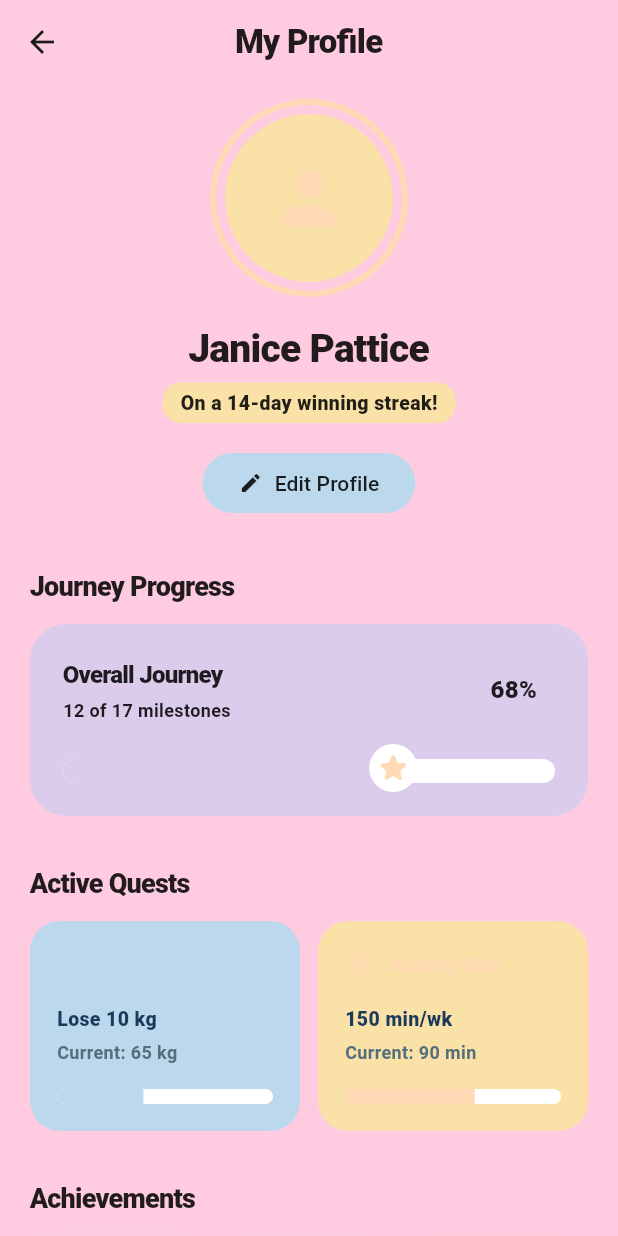
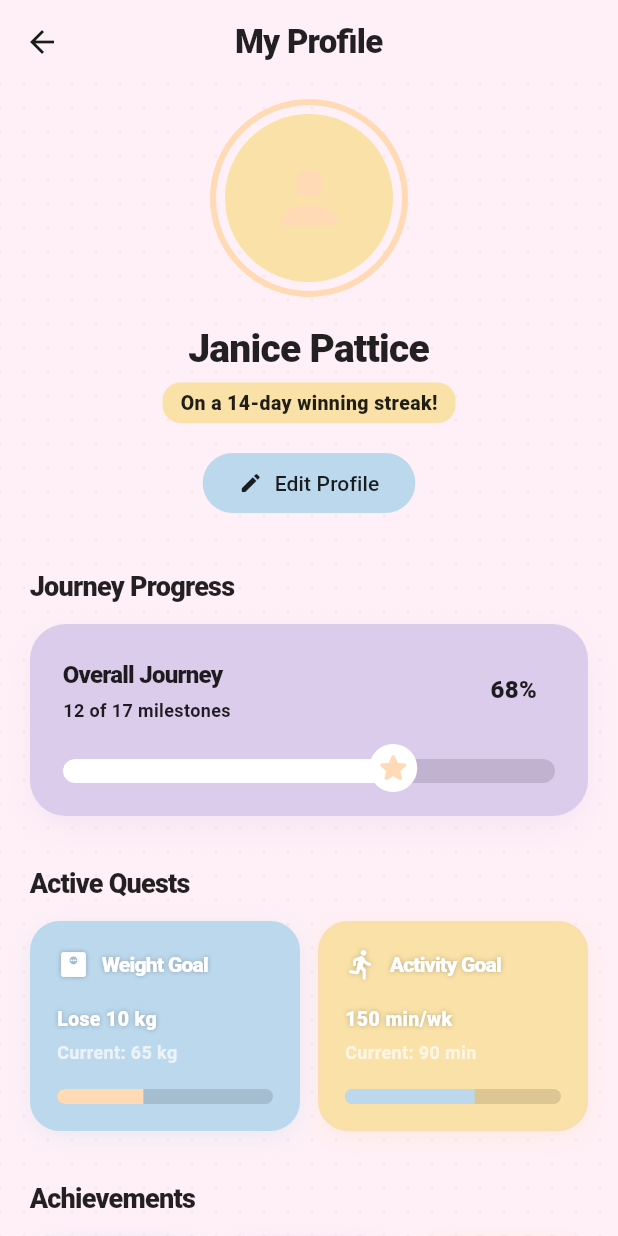
Before and after one commit to KesarPP/DPPHealis, a Flutter app: the ProfileScreen screen opened directly, on a phone screen of 412 x 824 dp. Run offline on Flutter 3.47's test engine with Material 3 defaults, Android fonts, the phone set to English and light mode, and no system bars; our stand-ins replace font_awesome_flutter, local_auth, webview_flutter.

Commit message:
Refine profile and sessions UI with contrast, shadows, and correct progress bar directions

```diff
--- a/lib/screens/profile_screen.dart
+++ b/lib/screens/profile_screen.dart
@@ -15,7 +15,7 @@ class ProfileScreen extends StatelessWidget {
   @override
   Widget build(BuildContext context) {
     return Scaffold(
-      backgroundColor: _pastelPink,
+      backgroundColor: _pastelPink.withValues(alpha: 0.3),
       appBar: AppBar(
         backgroundColor: Colors.transparent,
         elevation: 0,
@@ -25,10 +25,17 @@ class ProfileScreen extends StatelessWidget {
         ),
         centerTitle: true,
       ),
-      body: SingleChildScrollView(
-        padding: const EdgeInsets.symmetric(horizontal: 20, vertical: 10),
-        child: Column(
-          crossAxisAlignment: CrossAxisAlignment.stretch,
+      body: Stack(
+        children: [
+          Positioned.fill(
+            child: CustomPaint(
+              painter: _DotsPainter(color: Colors.black87.withValues(alpha: 0.04)),
+            ),
+          ),
+          SingleChildScrollView(
+            padding: const EdgeInsets.symmetric(horizontal: 20, vertical: 10),
+            child: Column(
+              crossAxisAlignment: CrossAxisAlignment.stretch,
           children: [
             const _ProfileHeader(),
             const SizedBox(height: 32),
@@ -96,17 +103,17 @@ class ProfileScreen extends StatelessWidget {
                     (_) => false,
                   );
                 },
-                icon: const Icon(Icons.logout_rounded, color: Colors.black87),
+                icon: const Icon(Icons.logout_rounded, color: Colors.white),
                 label: const Text(
                   'Logout',
-                  style: TextStyle(color: Colors.black87, fontSize: 16, fontWeight: FontWeight.w800),
+                  style: TextStyle(color: Colors.white, fontSize: 16, fontWeight: FontWeight.w800),
                 ),
                 style: TextButton.styleFrom(
                   padding: const EdgeInsets.symmetric(horizontal: 32, vertical: 16),
-                  backgroundColor: Colors.white,
+                  backgroundColor: Colors.redAccent,
                   shape: RoundedRectangleBorder(borderRadius: BorderRadius.circular(20)),
-                  elevation: 2,
-                  shadowColor: Colors.black12,
+                  elevation: 4,
+                  shadowColor: Colors.redAccent.withValues(alpha: 0.4),
                 ),
               ),
             ),
@@ -114,8 +121,32 @@ class ProfileScreen extends StatelessWidget {
           ],
         ),
       ),
+        ],
+      ),
     );
   }
+}
+
+class _DotsPainter extends CustomPainter {
+  final Color color;
+  const _DotsPainter({required this.color});
+
+  @override
+  void paint(Canvas canvas, Size size) {
+    const double gridSize = 16.0;
+    final dotPaint = Paint()
+      ..color = color
+      ..style = PaintingStyle.fill;
+
+    for (double x = 0; x <= size.width; x += gridSize) {
+      for (double y = 0; y <= size.height; y += gridSize) {
+        canvas.drawCircle(Offset(x, y), 1.0, dotPaint);
+      }
+    }
+  }
+
+  @override
+  bool shouldRepaint(covariant _DotsPainter oldDelegate) => oldDelegate.color != color;
 }
 
 class _SectionTitle extends StatelessWidget {
@@ -202,29 +233,32 @@ class _GoalCard extends StatelessWidget {
       decoration: BoxDecoration(
         color: bgColor,
         borderRadius: BorderRadius.circular(20),
-        border: Border.all(color: color.withValues(alpha: 0.2), width: 2),
+        border: Border.all(color: color.withValues(alpha: 0.4), width: 2),
+        boxShadow: [
+          BoxShadow(color: color.withValues(alpha: 0.3), blurRadius: 12, offset: const Offset(0, 4)),
+        ],
       ),
       child: Column(
         crossAxisAlignment: CrossAxisAlignment.start,
         children: [
           Row(
             children: [
-              Icon(icon, color: color, size: 22),
+              Icon(icon, color: Colors.white, size: 22, shadows: const [Shadow(color: Colors.black26, blurRadius: 4)]),
               const SizedBox(width: 8),
-              Expanded(child: Text(title, style: TextStyle(fontSize: 14, fontWeight: FontWeight.w900, color: color, letterSpacing: -0.5))),
+              Expanded(child: Text(title, style: const TextStyle(fontSize: 14, fontWeight: FontWeight.w900, color: Colors.white, letterSpacing: -0.5, shadows: [Shadow(color: Colors.black26, blurRadius: 4)]))),
             ],
           ),
           const SizedBox(height: 16),
-          Text(target, style: const TextStyle(fontSize: 13, fontWeight: FontWeight.w800, color: Color(0xFF1A3A5C))),
+          Text(target, style: const TextStyle(fontSize: 13, fontWeight: FontWeight.w800, color: Colors.white, shadows: [Shadow(color: Colors.black26, blurRadius: 4)])),
           const SizedBox(height: 4),
-          Text(current, style: const TextStyle(fontSize: 12, fontWeight: FontWeight.w600, color: Color(0xFF546E7A))),
+          Text(current, style: const TextStyle(fontSize: 12, fontWeight: FontWeight.w600, color: Colors.white70)),
           const SizedBox(height: 16),
           ClipRRect(
             borderRadius: BorderRadius.circular(8),
             child: LinearProgressIndicator(
               value: progress,
-              backgroundColor: Colors.white,
-              valueColor: AlwaysStoppedAnimation<Color>(color),
+              backgroundColor: Colors.black12,
+              valueColor: AlwaysStoppedAnimation<Color>(color == _pastelBlue ? _pastelPeach : _pastelBlue),
               minHeight: 10,
             ),
           ),
@@ -250,7 +284,7 @@ class _StatCard extends StatelessWidget {
         color: color,
         borderRadius: BorderRadius.circular(24),
         boxShadow: [
-          BoxShadow(color: color.withValues(alpha: 0.4), blurRadius: 12, offset: const Offset(0, 6)),
+          BoxShadow(color: color.withValues(alpha: 0.6), blurRadius: 12, offset: const Offset(0, 6)),
         ],
       ),
       child: Column(
@@ -261,12 +295,12 @@ class _StatCard extends StatelessWidget {
               color: Colors.white.withValues(alpha: 0.2),
               shape: BoxShape.circle,
             ),
-            child: Icon(icon, color: Colors.white, size: 28),
+            child: Icon(icon, color: Colors.white, size: 28, shadows: const [Shadow(color: Colors.black26, blurRadius: 4)]),
           ),
           const SizedBox(height: 16),
-          Text(value, style: const TextStyle(fontSize: 15, fontWeight: FontWeight.w900, color: Colors.white, letterSpacing: -0.5)),
+          Text(value, style: const TextStyle(fontSize: 15, fontWeight: FontWeight.w900, color: Colors.white, letterSpacing: -0.5, shadows: [Shadow(color: Colors.black26, blurRadius: 4)])),
           const SizedBox(height: 4),
-          Text(title, textAlign: TextAlign.center, style: const TextStyle(fontSize: 11, fontWeight: FontWeight.w700, color: Colors.white70)),
+          Text(title, textAlign: TextAlign.center, style: const TextStyle(fontSize: 11, fontWeight: FontWeight.w700, color: Colors.white, shadows: [Shadow(color: Colors.black26, blurRadius: 2)])),
         ],
       ),
     );
@@ -283,7 +317,10 @@ class _JourneyProgressCard extends StatelessWidget {
       decoration: BoxDecoration(
         color: _pastelPurple, // Purple tint
         borderRadius: BorderRadius.circular(24),
-        border: Border.all(color: _pastelPurple.withValues(alpha: 0.2), width: 2),
+        border: Border.all(color: _pastelPurple.withValues(alpha: 0.4), width: 2),
+        boxShadow: [
+          BoxShadow(color: _pastelPurple.withValues(alpha: 0.3), blurRadius: 16, offset: const Offset(0, 8)),
+        ],
       ),
       child: Column(
         crossAxisAlignment: CrossAxisAlignment.start,
@@ -317,8 +354,8 @@ class _JourneyProgressCard extends StatelessWidget {
                 borderRadius: BorderRadius.circular(10),
                 child: const LinearProgressIndicator(
                   value: 0.68,
-                  backgroundColor: Colors.white,
-                  valueColor: AlwaysStoppedAnimation<Color>(_pastelPurple),
+                  backgroundColor: Colors.black12,
+                  valueColor: AlwaysStoppedAnimation<Color>(Colors.white),
                   minHeight: 16,
                 ),
               ),
```
Also changed, not shown: lib/screens/sessions_screen.dart (+14 -10 lines).
